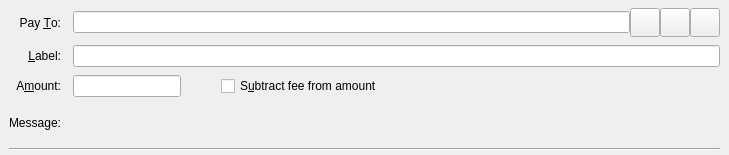
Before: the Qt Designer form src/qt/forms/sendcoinsentry.ui in Ankh-Trust/credit-core, drawn with Qt 5.
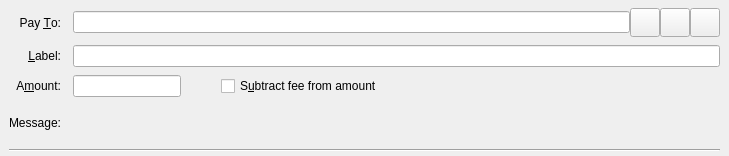
After: the same form once the commit is applied. Custom widgets are drawn as their Qt base class.

Commit message: Harmonize heights

The edit to the form file:
```diff
--- a/src/qt/forms/sendcoinsentry.ui
+++ b/src/qt/forms/sendcoinsentry.ui
@@ -7,7 +7,7 @@
     <x>0</x>
     <y>0</y>
     <width>729</width>
-    <height>155</height>
+    <height>156</height>
    </rect>
   </property>
   <property name="focusPolicy">
```
The commit also changes 1 other file.
